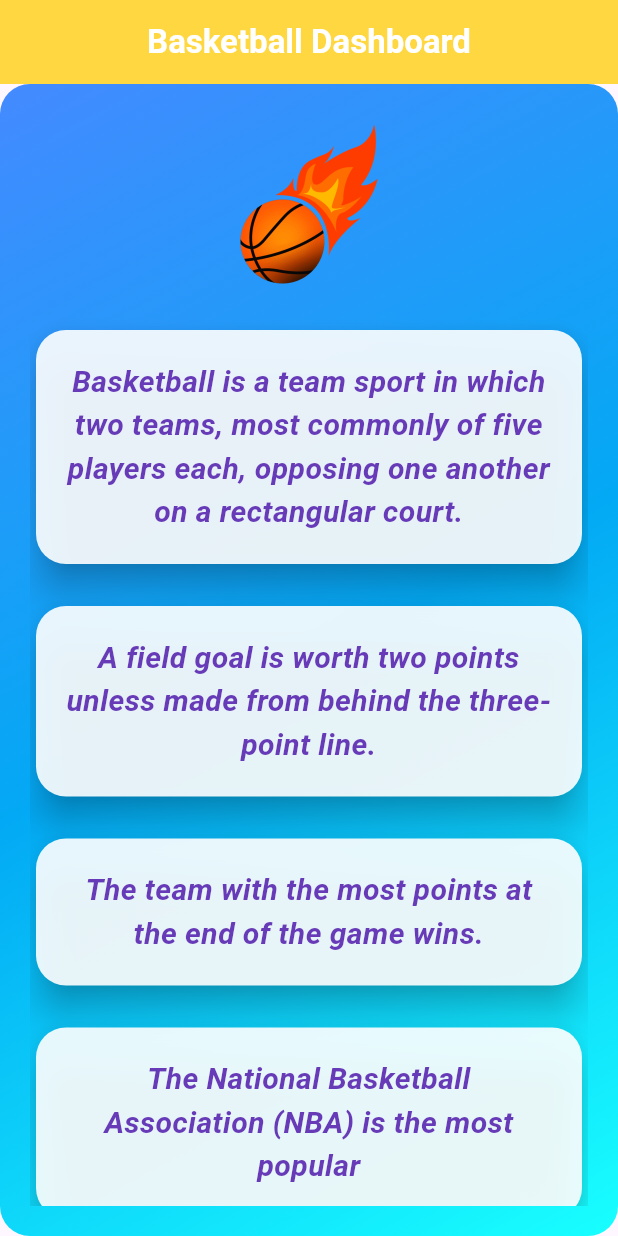
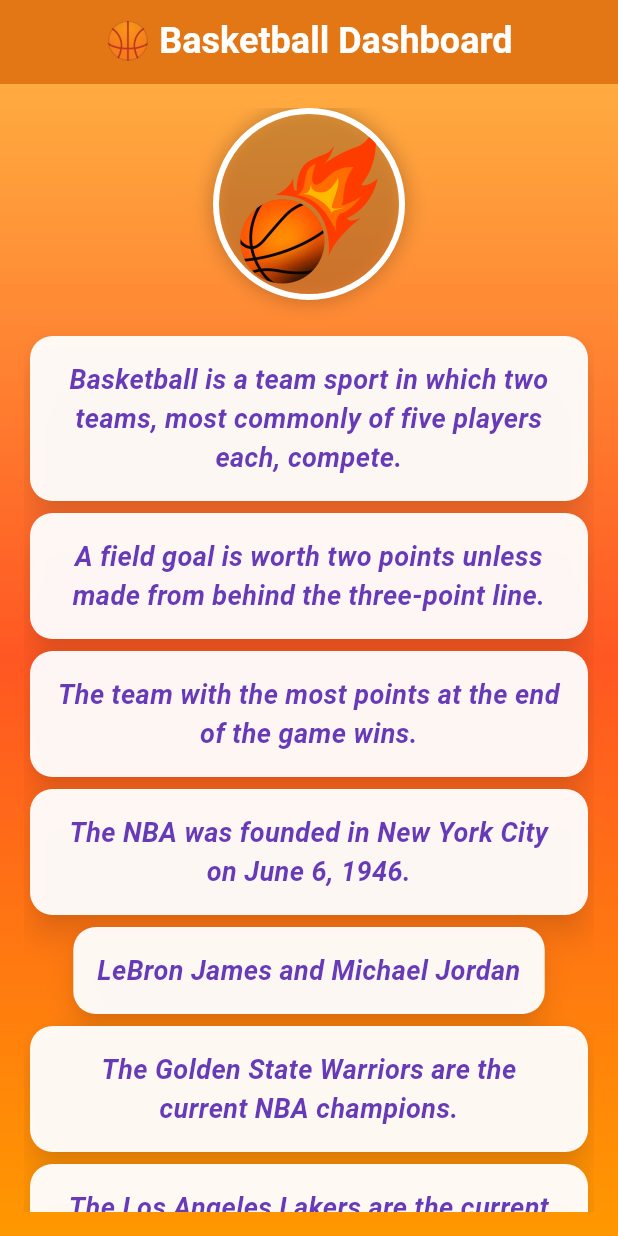
Before and after one commit to Rubipatel1989/flutter_first, a Flutter app: the screen it shows after launch, on a phone screen of 412 x 824 dp. Run offline on Flutter 3.47's test engine with Material 3 defaults, Android fonts, the phone set to English and light mode, and no system bars; Roboto replaces fonts that are missing (Arial).

Commit message:
Enhance design

```diff
--- a/lib/main.dart
+++ b/lib/main.dart
@@ -10,103 +10,99 @@ class MyApp extends StatelessWidget {
   @override
   Widget build(BuildContext context) {
     return MaterialApp(
-      title: "First App",
+      title: "Basketball Dashboard",
       debugShowCheckedModeBanner: false,
-      debugShowMaterialGrid: false,
       theme: ThemeData(
-        primarySwatch: Colors.blue,
+        primarySwatch: Colors.orange,
         visualDensity: VisualDensity.adaptivePlatformDensity,
+        fontFamily: 'Arial',
       ),
-      home: const MyWidget(),
+      home: const BasketballDashboard(),
     );
   }
 }
 
-class MyWidget extends StatelessWidget {
-  const MyWidget({super.key});
+class BasketballDashboard extends StatelessWidget {
+  const BasketballDashboard({super.key});
 
   @override
   Widget build(BuildContext context) {
     return Scaffold(
       appBar: AppBar(
         title: const Text(
-          "Basketball Dashboard",
+          "🏀 Basketball Dashboard",
           style: TextStyle(
-            fontSize: 22,
+            fontSize: 24,
             fontWeight: FontWeight.bold,
             color: Colors.white,
           ),
         ),
-        backgroundColor: Colors.amberAccent,
+        backgroundColor: Colors.orange.shade700,
         centerTitle: true,
+        elevation: 10,
       ),
       body: Container(
-        decoration: BoxDecoration(
-          gradient: const LinearGradient(
+        decoration: const BoxDecoration(
+          gradient: LinearGradient(
             colors: [
-              Colors.blueAccent,
-              Colors.lightBlue,
-              Colors.cyanAccent
-            ], // Gradient background
-            begin: Alignment.topLeft,
-            end: Alignment.bottomRight,
+              Colors.orangeAccent,
+              Colors.deepOrange,
+              Colors.orange
+            ], // Warm colors matching basketball theme
+            begin: Alignment.topCenter,
+            end: Alignment.bottomCenter,
           ),
-          borderRadius: BorderRadius.circular(20), // ✅ Added borderRadius
         ),
         child: Padding(
-          padding: const EdgeInsets.all(20),
+          padding: const EdgeInsets.all(16),
           child: SingleChildScrollView(
-            // ✅ Prevent overflow issues
             child: Column(
-              mainAxisAlignment: MainAxisAlignment.center, // Center content
+              mainAxisAlignment: MainAxisAlignment.center,
               crossAxisAlignment: CrossAxisAlignment.center,
               children: [
-                Image.asset(
-                  'assets/logo.png', // ✅ Ensure path is correct in pubspec.yaml
-                  height: 120, // Adjusted size
-                  width: 120,
-                  fit: BoxFit.contain,
+                // Logo with circular border
+                Container(
+                  decoration: BoxDecoration(
+                    shape: BoxShape.circle,
+                    border: Border.all(color: Colors.white, width: 4),
+                    boxShadow: [
+                      BoxShadow(
+                        color: Colors.black.withOpacity(0.2),
+                        blurRadius: 10,
+                        spreadRadius: 2,
+                      ),
+                    ],
+                  ),
+                  child: ClipOval(
+                    child: Image.asset(
+                      'assets/logo.png', // ✅ Make sure image exists
+                      height: 120,
+                      width: 120,
+                      fit: BoxFit.cover,
+                    ),
+                  ),
                 ),
                 const SizedBox(height: 20),
-                _buildCard(
-                    "Basketball is a team sport in which two teams, most commonly of five players each, opposing one another on a rectangular court."),
+
+                // Basketball Info Cards
+                _buildCard("Basketball is a team sport in which two teams, most commonly of five players each, compete."),
+                _buildCard("A field goal is worth two points unless made from behind the three-point line."),
+                _buildCard("The team with the most points at the end of the game wins."),
+                _buildCard("The NBA was founded in New York City on June 6, 1946."),
+                _buildCard("LeBron James and Michael Jordan"),
+                _buildCard("The Golden State Warriors are the current NBA champions."),
+                _buildCard("The Los Angeles Lakers are the current NBA."),
+
                 const SizedBox(height: 20),
-                _buildCard(
-                    "A field goal is worth two points unless made from behind the three-point line."),
-                const SizedBox(height: 20),
-                _buildCard(
-                    "The team with the most points at the end of the game wins."),
-                const SizedBox(height: 20),
-                _buildCard(
-                    "The National Basketball Association (NBA) is the most popular"),
-                const SizedBox(height: 20),
-                _buildCard(
-                    "The NBA was founded in New York City on June 6, 1946, as the Basketball Association of America (BAA)."),
-                const SizedBox(height: 20),
+
+                // Like and Share Buttons
                 Row(
-                  mainAxisAlignment: MainAxisAlignment.spaceBetween,
+                  mainAxisAlignment: MainAxisAlignment.spaceEvenly,
                   children: [
-                    ElevatedButton(
-                      onPressed: () {},
-                      style: ElevatedButton.styleFrom(
-                        foregroundColor: Colors.white, // Text color
-                        backgroundColor:
-                            Colors.redAccent, // Button background color
-                      ),
-                      child: const Text("Like"),
-                    ),
-                    ElevatedButton(
-                      onPressed: () {},
-                      style: ElevatedButton.styleFrom(
-                        foregroundColor: Colors.white, // Text color
-                        backgroundColor:
-                            Colors.green, // Button background color
-                      ),
-                      child: const Text("Share"),
-                    ),
+                    _buildButton(Icons.thumb_up, "Like", Colors.redAccent),
+                    _buildButton(Icons.share, "Share", Colors.green),
                   ],
                 ),
-                const SizedBox(height: 20),
               ],
             ),
           ),
@@ -115,21 +111,22 @@ class MyWidget extends StatelessWidget {
     );
   }
 
-  // Custom function to create a card with better design
+  // 🏀 Custom function to create a stylish card with shadow
   Widget _buildCard(String text) {
     return Card(
-      elevation: 10,
+      elevation: 8,
       shape: RoundedRectangleBorder(
-        borderRadius: BorderRadius.circular(20),
+        borderRadius: BorderRadius.circular(15),
       ),
-      color: Colors.white.withOpacity(0.9), // Light background color
+      color: Colors.white.withOpacity(0.95),
+      shadowColor: Colors.black54,
       child: Padding(
-        padding: const EdgeInsets.all(20),
+        padding: const EdgeInsets.all(16),
         child: Text(
           text,
           textAlign: TextAlign.center,
           style: const TextStyle(
-            fontSize: 20,
+            fontSize: 18,
             fontWeight: FontWeight.w600,
             color: Colors.deepPurple,
             fontStyle: FontStyle.italic,
@@ -138,4 +135,25 @@ class MyWidget extends StatelessWidget {
       ),
     );
   }
+
+  // 🏀 Function to create interactive buttons
+  Widget _buildButton(IconData icon, String label, Color color) {
+    return ElevatedButton.icon(
+      onPressed: () {},
+      icon: Icon(icon, color: Colors.white),
+      label: Text(
+        label,
+        style: const TextStyle(fontSize: 18, fontWeight: FontWeight.bold),
+      ),
+      style: ElevatedButton.styleFrom(
+        foregroundColor: Colors.white, // Text color
+        backgroundColor: color, // Button background color
+        shape: RoundedRectangleBorder(
+          borderRadius: BorderRadius.circular(30),
+        ),
+        padding: const EdgeInsets.symmetric(horizontal: 20, vertical: 12),
+        elevation: 6,
+      ),
+    );
+  }
 }
```
